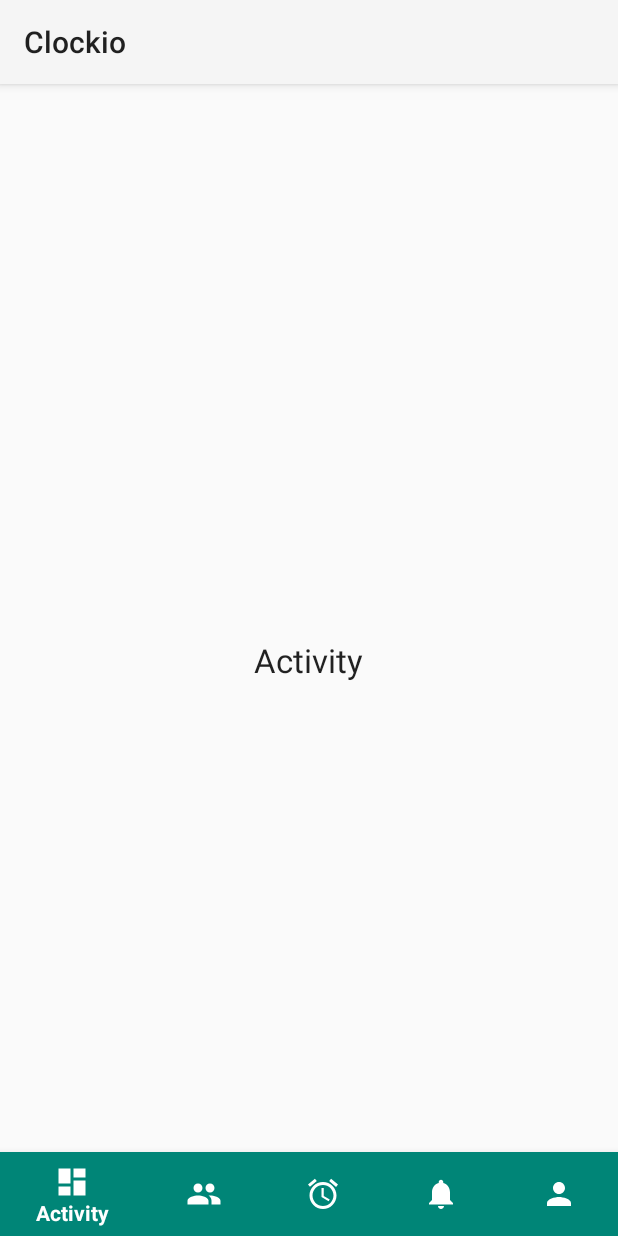
After one commit to natashaval/Android-Clockio, an Android app: the ActivityFragment screen opened directly, with no data from a screen before it, on a phone screen of 412 x 824 dp. The commit adds this screen. Run offline under Robolectric (Android 15) with nearby library versions, the phone set to English and light mode, and no system bars.

Commit message:
bottom navigation drawer and fragment

```diff
--- a/Clockio/app/build.gradle
+++ b/Clockio/app/build.gradle
@@ -34,6 +34,7 @@ dependencies {
     implementation 'androidx.constraintlayout:constraintlayout:1.1.3'
     implementation 'androidx.annotation:annotation:1.1.0'
     implementation 'androidx.lifecycle:lifecycle-extensions:2.1.0'
+    implementation 'androidx.legacy:legacy-support-v4:1.0.0'
     testImplementation 'junit:junit:4.12'
     androidTestImplementation 'androidx.test:runner:1.2.0'
     androidTestImplementation 'androidx.test.espresso:espresso-core:3.2.0'
--- a/Clockio/app/src/main/AndroidManifest.xml
+++ b/Clockio/app/src/main/AndroidManifest.xml
@@ -11,7 +11,8 @@
         android:roundIcon="@mipmap/ic_launcher_round"
         android:supportsRtl="true"
         android:theme="@style/AppTheme">
-        <activity android:name=".ProfileActivity"></activity>
+        <activity android:name=".ui.home.DashboardActivity"></activity>
+        <activity android:name=".ProfileActivity" />
         <activity android:name=".Login2Activity" />
         <activity
             android:name=".ui.login.LoginActivity"
--- a/Clockio/app/src/main/java/com/natasha/clockio/Login2Activity.java
+++ b/Clockio/app/src/main/java/com/natasha/clockio/Login2Activity.java
@@ -22,6 +22,7 @@ import com.natasha.clockio.data.model.AccessToken;
 import com.natasha.clockio.databinding.ActivityLogin2Binding;
 import com.natasha.clockio.ui.AuthListener;
 import com.natasha.clockio.ui.AuthViewModel;
+import com.natasha.clockio.ui.home.DashboardActivity;
 
 public class Login2Activity extends AppCompatActivity implements AuthListener {
 
@@ -68,7 +69,7 @@ public class Login2Activity extends AppCompatActivity implements AuthListener {
                 editor.putString("refresh_token", token.getRefreshToken());
                 editor.apply();
 
-                Intent intent = new Intent(context, ProfileActivity.class);
+                Intent intent = new Intent(context, DashboardActivity.class);
                 startActivity(intent);
             }
         });
--- /dev/null
+++ b/Clockio/app/src/main/java/com/natasha/clockio/ui/home/ActivityFragment.java
@@ -0,0 +1,32 @@
+package com.natasha.clockio.ui.home;
+
+
+import android.os.Bundle;
+
+import androidx.fragment.app.Fragment;
+
+import android.view.LayoutInflater;
+import android.view.View;
+import android.view.ViewGroup;
+
+import com.natasha.clockio.R;
+
+/**
+ * A simple {@link Fragment} subclass.
+ */
+public class ActivityFragment extends Fragment {
+
+
+    public ActivityFragment() {
+        // Required empty public constructor
+    }
+
+
+    @Override
+    public View onCreateView(LayoutInflater inflater, ViewGroup container,
+                             Bundle savedInstanceState) {
+        // Inflate the layout for this fragment
+        return inflater.inflate(R.layout.fragment_activity, container, false);
+    }
+
+}
--- /dev/null
+++ b/Clockio/app/src/main/java/com/natasha/clockio/ui/home/DashboardActivity.java
@@ -0,0 +1,71 @@
+package com.natasha.clockio.ui.home;
+
+import androidx.annotation.NonNull;
+import androidx.appcompat.app.ActionBar;
+import androidx.appcompat.app.AppCompatActivity;
+import androidx.fragment.app.Fragment;
+import androidx.fragment.app.FragmentTransaction;
+
+import android.os.Bundle;
+import android.view.MenuItem;
+
+import com.google.android.material.bottomnavigation.BottomNavigationView;
+import com.natasha.clockio.R;
+//https://www.androidhive.info/2017/12/android-working-with-bottom-navigation/
+public class DashboardActivity extends AppCompatActivity {
+
+    private ActionBar toolbar;
+
+    @Override
+    protected void onCreate(Bundle savedInstanceState) {
+        super.onCreate(savedInstanceState);
+        setContentView(R.layout.activity_dashboard);
+
+        toolbar = getSupportActionBar();
+        BottomNavigationView navigation = (BottomNavigationView) findViewById(R.id.dashboard_navigation);
+        navigation.setOnNavigationItemSelectedListener(onNavigationItemSelectedListener);
+        loadFragment(new ActivityFragment());
+    }
+
+    private BottomNavigationView.OnNavigationItemSelectedListener onNavigationItemSelectedListener =
+            new BottomNavigationView.OnNavigationItemSelectedListener() {
+                @Override
+                public boolean onNavigationItemSelected(@NonNull MenuItem item) {
+                    Fragment fragment;
+                    switch (item.getItemId()) {
+                        case R.id.navigation_activity:
+                            toolbar.setTitle(R.string.navigation_activity);
+                            loadFragment(new ActivityFragment());
+                            return true;
+                        case R.id.navigation_friend:
+                            toolbar.setTitle(R.string.navigation_friend);
+                            loadFragment(new FriendFragment());
+                            return true;
+                        case R.id.navigation_checkin:
+                            toolbar.setTitle(R.string.navigation_checkin);
+                            return true;
+                        case R.id.navigation_notification:
+                            toolbar.setTitle(R.string.navigation_notification);
+                            return true;
+                        case R.id.navigation_profile:
+                            loadFragment(new ProfileFragment());
+                            toolbar.setTitle(R.string.navigation_profile);
+                            return true;
+                    }
+                    return false;
+                }
+            };
+
+    private void loadFragment(Fragment fragment) {
+        FragmentTransaction transaction = getSupportFragmentManager().beginTransaction();
+        transaction.replace(R.id.frame_container, fragment);
+        transaction.addToBackStack(null);
+        transaction.commit();
+    }
+
+    @Override
+    public void onBackPressed() {
+        super.onBackPressed();
+        finish();
+    }
+}
--- /dev/null
+++ b/Clockio/app/src/main/res/drawable/ic_alarm_black_24dp.xml
@@ -0,0 +1,9 @@
+<vector xmlns:android="http://schemas.android.com/apk/res/android"
+        android:width="24dp"
+        android:height="24dp"
+        android:viewportWidth="24.0"
+        android:viewportHeight="24.0">
+    <path
+        android:fillColor="#FF000000"
+        android:pathData="M22,5.72l-4.6,-3.86 -1.29,1.53 4.6,3.86L22,5.72zM7.88,3.39L6.6,1.86 2,5.71l1.29,1.53 4.59,-3.85zM12.5,8L11,8v6l4.75,2.85 0.75,-1.23 -4,-2.37L12.5,8zM12,4c-4.97,0 -9,4.03 -9,9s4.02,9 9,9c4.97,0 9,-4.03 9,-9s-4.03,-9 -9,-9zM12,20c-3.87,0 -7,-3.13 -7,-7s3.13,-7 7,-7 7,3.13 7,7 -3.13,7 -7,7z"/>
+</vector>
--- /dev/null
+++ b/Clockio/app/src/main/res/drawable/ic_dashboard_black_24dp.xml
@@ -0,0 +1,9 @@
+<vector xmlns:android="http://schemas.android.com/apk/res/android"
+        android:width="24dp"
+        android:height="24dp"
+        android:viewportWidth="24.0"
+        android:viewportHeight="24.0">
+    <path
+        android:fillColor="#FF000000"
+        android:pathData="M3,13h8L11,3L3,3v10zM3,21h8v-6L3,15v6zM13,21h8L21,11h-8v10zM13,3v6h8L21,3h-8z"/>
+</vector>
--- /dev/null
+++ b/Clockio/app/src/main/res/drawable/ic_notifications_black_24dp.xml
@@ -0,0 +1,9 @@
+<vector xmlns:android="http://schemas.android.com/apk/res/android"
+        android:width="24dp"
+        android:height="24dp"
+        android:viewportWidth="24.0"
+        android:viewportHeight="24.0">
+    <path
+        android:fillColor="#FF000000"
+        android:pathData="M12,22c1.1,0 2,-0.9 2,-2h-4c0,1.1 0.89,2 2,2zM18,16v-5c0,-3.07 -1.64,-5.64 -4.5,-6.32L13.5,4c0,-0.83 -0.67,-1.5 -1.5,-1.5s-1.5,0.67 -1.5,1.5v0.68C7.63,5.36 6,7.92 6,11v5l-2,2v1h16v-1l-2,-2z"/>
+</vector>
--- /dev/null
+++ b/Clockio/app/src/main/res/drawable/ic_people_black_24dp.xml
@@ -0,0 +1,9 @@
+<vector xmlns:android="http://schemas.android.com/apk/res/android"
+        android:width="24dp"
+        android:height="24dp"
+        android:viewportWidth="24.0"
+        android:viewportHeight="24.0">
+    <path
+        android:fillColor="#FF000000"
+        android:pathData="M16,11c1.66,0 2.99,-1.34 2.99,-3S17.66,5 16,5c-1.66,0 -3,1.34 -3,3s1.34,3 3,3zM8,11c1.66,0 2.99,-1.34 2.99,-3S9.66,5 8,5C6.34,5 5,6.34 5,8s1.34,3 3,3zM8,13c-2.33,0 -7,1.17 -7,3.5L1,19h14v-2.5c0,-2.33 -4.67,-3.5 -7,-3.5zM16,13c-0.29,0 -0.62,0.02 -0.97,0.05 1.16,0.84 1.97,1.97 1.97,3.45L17,19h6v-2.5c0,-2.33 -4.67,-3.5 -7,-3.5z"/>
+</vector>
--- /dev/null
+++ b/Clockio/app/src/main/res/drawable/ic_person_black_24dp.xml
@@ -0,0 +1,9 @@
+<vector xmlns:android="http://schemas.android.com/apk/res/android"
+        android:width="24dp"
+        android:height="24dp"
+        android:viewportWidth="24.0"
+        android:viewportHeight="24.0">
+    <path
+        android:fillColor="#FF000000"
+        android:pathData="M12,12c2.21,0 4,-1.79 4,-4s-1.79,-4 -4,-4 -4,1.79 -4,4 1.79,4 4,4zM12,14c-2.67,0 -8,1.34 -8,4v2h16v-2c0,-2.66 -5.33,-4 -8,-4z"/>
+</vector>
--- /dev/null
+++ b/Clockio/app/src/main/res/layout/activity_dashboard.xml
@@ -0,0 +1,26 @@
+<?xml version="1.0" encoding="utf-8"?>
+<androidx.constraintlayout.widget.ConstraintLayout xmlns:android="http://schemas.android.com/apk/res/android"
+    xmlns:app="http://schemas.android.com/apk/res-auto"
+    xmlns:tools="http://schemas.android.com/tools"
+    android:layout_width="match_parent"
+    android:layout_height="match_parent"
+    tools:context=".ui.home.DashboardActivity">
+
+    <FrameLayout
+        android:id="@+id/frame_container"
+        android:layout_width="match_parent"
+        android:layout_height="match_parent"
+        app:layout_behavior="@string/appbar_scrolling_view_behavior">
+
+        <com.google.android.material.bottomnavigation.BottomNavigationView
+            android:id="@+id/dashboard_navigation"
+            android:layout_width="match_parent"
+            android:layout_height="wrap_content"
+            android:layout_gravity="bottom"
+            android:background="@color/colorPrimary"
+            app:itemIconTint="@color/white"
+            app:itemTextColor="@color/white"
+            app:menu="@menu/navigation" />
+    </FrameLayout>
+
+</androidx.constraintlayout.widget.ConstraintLayout>
--- /dev/null
+++ b/Clockio/app/src/main/res/layout/fragment_activity.xml
@@ -0,0 +1,16 @@
+<?xml version="1.0" encoding="utf-8"?>
+<FrameLayout xmlns:android="http://schemas.android.com/apk/res/android"
+    xmlns:tools="http://schemas.android.com/tools"
+    android:layout_width="match_parent"
+    android:layout_height="match_parent"
+    tools:context=".ui.home.ActivityFragment">
+
+    <!-- TODO: Update blank fragment layout -->
+    <TextView
+        android:layout_width="wrap_content"
+        android:layout_height="wrap_content"
+        android:text="@string/navigation_activity"
+        android:layout_gravity="center_vertical|center_horizontal"
+        style="@style/TextAppearance.AppCompat.Large"/>
+
+</FrameLayout>
--- /dev/null
+++ b/Clockio/app/src/main/res/menu/navigation.xml
@@ -0,0 +1,29 @@
+<?xml version="1.0" encoding="utf-8"?>
+<menu xmlns:app="http://schemas.android.com/apk/res-auto"
+    xmlns:android="http://schemas.android.com/apk/res/android">
+
+    <item
+        android:id="@+id/navigation_activity"
+        android:icon="@drawable/ic_dashboard_black_24dp"
+        android:title="@string/navigation_activity" />
+
+    <item
+        android:id="@+id/navigation_friend"
+        android:icon="@drawable/ic_people_black_24dp"
+        android:title="@string/navigation_friend" />
+
+    <item
+        android:id="@+id/navigation_checkin"
+        android:icon="@drawable/ic_alarm_black_24dp"
+        android:title="@string/navigation_checkin" />
+
+    <item
+        android:id="@+id/navigation_notification"
+        android:icon="@drawable/ic_notifications_black_24dp"
+        android:title="@string/navigation_notification" />
+
+    <item
+        android:id="@+id/navigation_profile"
+        android:icon="@drawable/ic_person_black_24dp"
+        android:title="@string/navigation_profile" />
+</menu>
--- a/Clockio/app/src/main/res/values/colors.xml
+++ b/Clockio/app/src/main/res/values/colors.xml
@@ -3,4 +3,6 @@
     <color name="colorPrimary">#008577</color>
     <color name="colorPrimaryDark">#00574B</color>
     <color name="colorAccent">#D81B60</color>
+
+    <color name="white">#FFFFFF</color>
 </resources>
--- a/Clockio/app/src/main/res/values/strings.xml
+++ b/Clockio/app/src/main/res/values/strings.xml
@@ -16,4 +16,14 @@
     <string name="invalid_username">Not a valid username</string>
     <string name="invalid_password">Password must be >4 characters</string>
     <string name="login_failed">"Login failed"</string>
+
+    <string name="navigation_activity">Activity</string>
+    <string name="navigation_friend">Friend</string>
+    <string name="navigation_checkin">Check In</string>
+    <string name="navigation_checkout">Check Out</string>
+    <string name="navigation_notification">Notification</string>
+    <string name="navigation_profile">Profile</string>
+
+    <!-- TODO: Remove or change this placeholder text -->
+    <string name="hello_blank_fragment">Hello blank fragment</string>
 </resources>
```
Also changed, not shown: Clockio/app/src/main/java/com/natasha/clockio/ui/home/FriendFragment.java (added, +32 -0 lines), Clockio/app/src/main/java/com/natasha/clockio/ui/home/ProfileFragment.java (added, +80 -0 lines), Clockio/app/src/main/res/layout/fragment_friend.xml (added, +16 -0 lines), Clockio/app/src/main/res/layout/fragment_profile.xml (added, +17 -0 lines).
